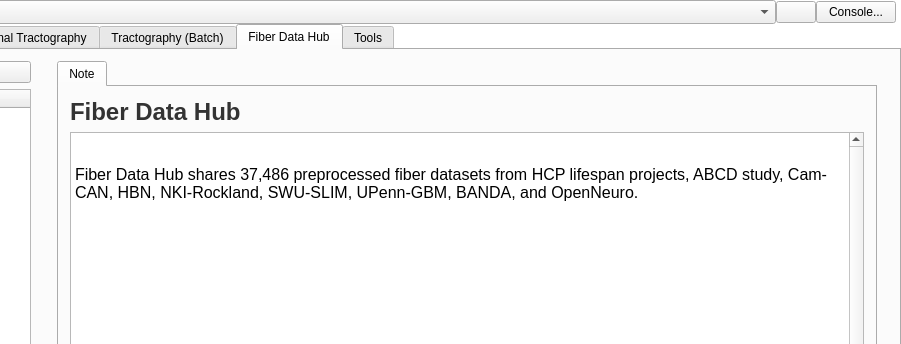
Before: the Qt Designer form mainwindow.ui in frankyeh/DSI-Studio, drawn with Qt 5; both pictures show x 371 to 1272 and y 0 to 344 of the 1272 by 758 pixel window.
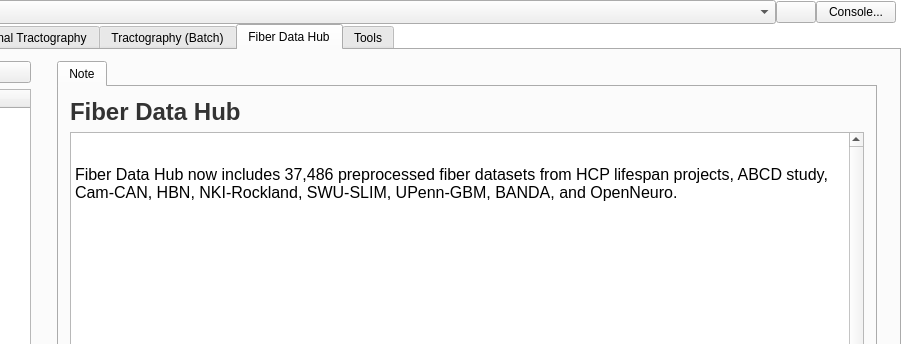
After: the same form once the commit is applied. Icons and pictures are not drawn.

Patch:
```diff
--- a/mainwindow.ui
+++ b/mainwindow.ui
@@ -2878,7 +2878,7 @@
 &lt;/style&gt;&lt;/head&gt;&lt;body style=&quot; font-family:'Segoe UI'; font-size:9pt; font-weight:400; font-style:normal;&quot;&gt;
 &lt;p style=&quot; margin-top:0px; margin-bottom:0px; margin-left:0px; margin-right:0px; -qt-block-indent:0; text-indent:0px;&quot;&gt;&lt;img src=&quot;:/icons/icons/tractogram.png&quot; /&gt;&lt;/p&gt;
 &lt;p style=&quot;-qt-paragraph-type:empty; margin-top:0px; margin-bottom:0px; margin-left:0px; margin-right:0px; -qt-block-indent:0; text-indent:0px;&quot;&gt;&lt;br /&gt;&lt;/p&gt;
-&lt;p style=&quot; margin-top:0px; margin-bottom:0px; margin-left:0px; margin-right:0px; -qt-block-indent:0; text-indent:0px;&quot;&gt;&lt;span style=&quot; font-family:'Aptos'; font-size:12pt; color:#000000;&quot;&gt;Fiber Data Hub shares 37,486 preprocessed fiber datasets from HCP lifespan projects, ABCD study, Cam-CAN, HBN, NKI-Rockland, SWU-SLIM, UPenn-GBM, BANDA, and OpenNeuro.&lt;/span&gt;&lt;/p&gt;
+&lt;p style=&quot; margin-top:0px; margin-bottom:0px; margin-left:0px; margin-right:0px; -qt-block-indent:0; text-indent:0px;&quot;&gt;&lt;span style=&quot; font-family:'Aptos'; font-size:12pt; color:#000000;&quot;&gt;Fiber Data Hub now includes 37,486 preprocessed fiber datasets from HCP lifespan projects, ABCD study, Cam-CAN, HBN, NKI-Rockland, SWU-SLIM, UPenn-GBM, BANDA, and OpenNeuro.&lt;/span&gt;&lt;/p&gt;
 &lt;p style=&quot;-qt-paragraph-type:empty; margin-top:0px; margin-bottom:0px; margin-left:0px; margin-right:0px; -qt-block-indent:0; text-indent:0px; font-family:'Aptos'; font-size:12pt; color:#000000;&quot;&gt;&lt;br /&gt;&lt;/p&gt;
 &lt;p style=&quot;-qt-paragraph-type:empty; margin-top:0px; margin-bottom:0px; margin-left:0px; margin-right:0px; -qt-block-indent:0; text-indent:0px; font-family:'Aptos'; font-size:12pt; color:#000000;&quot;&gt;&lt;br /&gt;&lt;/p&gt;
 &lt;p style=&quot;-qt-paragraph-type:empty; margin-top:0px; margin-bottom:0px; margin-left:0px; margin-right:0px; -qt-block-indent:0; text-indent:0px; font-family:'Aptos'; font-size:12pt; color:#000000;&quot;&gt;&lt;br /&gt;&lt;/p&gt;
```
Left out of the diff: 6 changed lines with no effect on the pictures.
